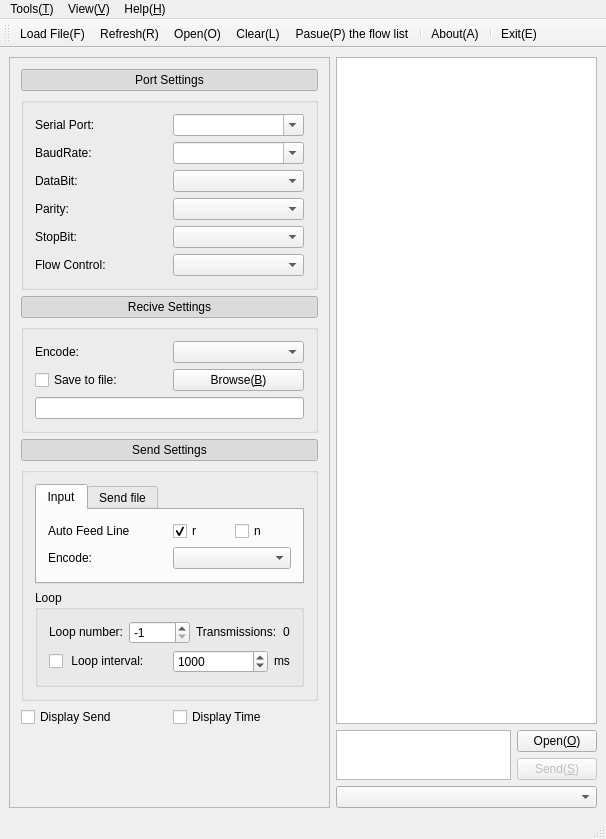
Before: the Qt Designer form App/MainWindow.ui in KangLin/SerialPortAssistant, drawn with Qt 5.
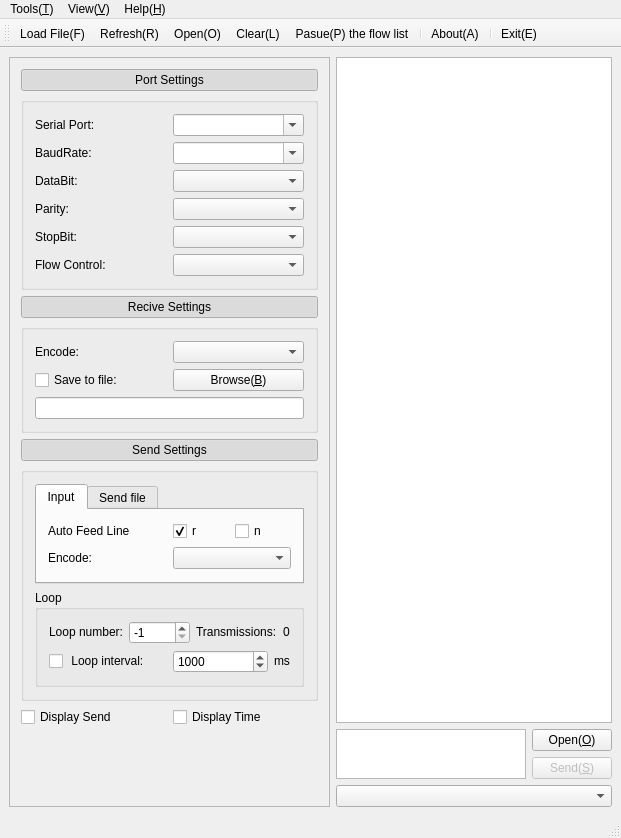
After: the same form once the commit is applied. Icons and pictures are not drawn.

Patch:
```diff
--- a/App/MainWindow.ui
+++ b/App/MainWindow.ui
@@ -6,8 +6,8 @@
    <rect>
     <x>0</x>
     <y>0</y>
-    <width>606</width>
-    <height>839</height>
+    <width>621</width>
+    <height>838</height>
    </rect>
   </property>
   <property name="sizePolicy">
@@ -65,8 +65,8 @@
         <rect>
          <x>0</x>
          <y>0</y>
-         <width>606</width>
-         <height>756</height>
+         <width>621</width>
+         <height>755</height>
         </rect>
        </property>
        <property name="sizePolicy">
@@ -885,7 +885,7 @@
     <rect>
      <x>0</x>
      <y>0</y>
-     <width>606</width>
+     <width>621</width>
      <height>22</height>
     </rect>
    </property>
```
